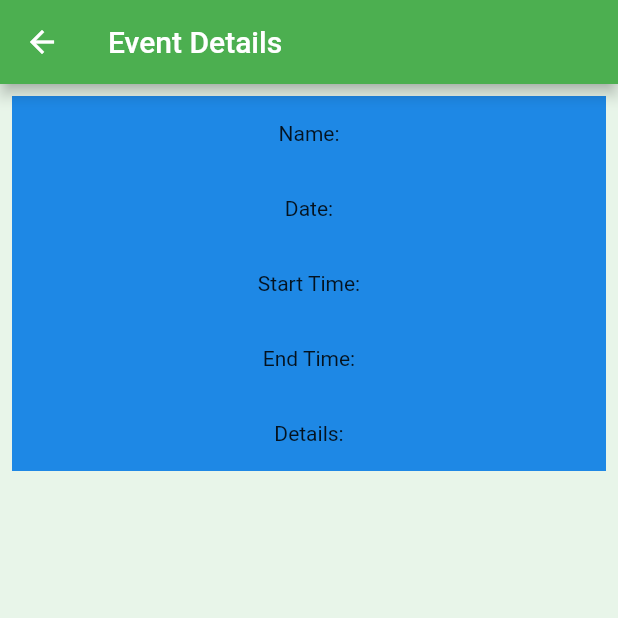
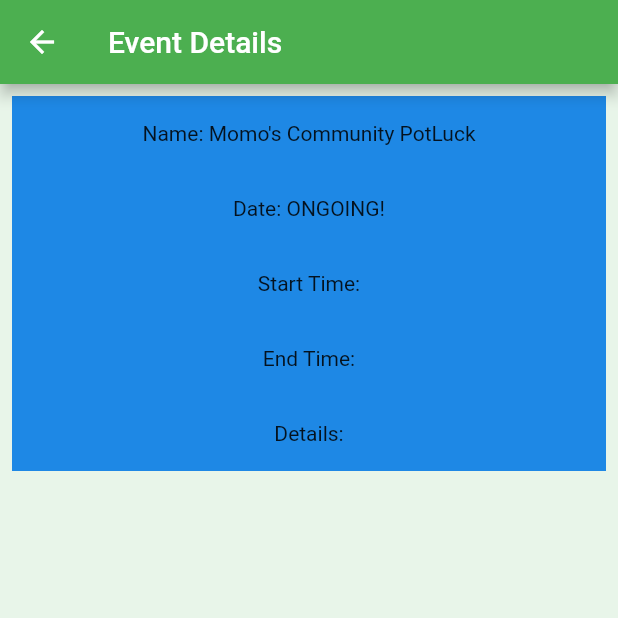
Before and after one commit to techlanta/LetsPlayAtl, a Flutter app: the EventList screen opened by its route, after a tap on "Momo's Community PotLuck", on a phone screen of 412 x 824 dp, the top half of it. Run offline on Flutter 3.47's test engine with Material 2 defaults, Android fonts, the phone set to English and light mode, and no system bars; missing offline and left inert: date_utils.

Commit message:
got event list working with an event object

```diff
--- a/lib/screens/eventDetails.dart
+++ b/lib/screens/eventDetails.dart
@@ -2,8 +2,8 @@ import 'package:flutter/material.dart';
 import 'package:lets_play_atl/model/Event.dart';
 
 class EventDetails extends StatefulWidget {
-  Event e;
-  EventDetails({this.e});
+  Event event;
+  EventDetails({this.event});
   @override
   _EventDetailsState createState() => _EventDetailsState();
 
@@ -12,6 +12,14 @@ class EventDetails extends StatefulWidget {
 class _EventDetailsState extends State<EventDetails> {
   @override
   Widget build(BuildContext context) {
+    Event event = ModalRoute.of(context).settings.arguments;
+    String name = event.name;
+    String date;
+    if (event.dateStart != null) {
+      date = event.dateStart.toString();
+    } else {
+      date = "ONGOING!";
+    }
     return new Scaffold(
       appBar: AppBar(
         title: Text("Event Details"),
@@ -31,14 +39,14 @@ class _EventDetailsState extends State<EventDetails> {
                 child: Container(
                   height: 50,
                   color: Colors.blue[600],
-                  child: const Center(child: Text('Name:')),
+                  child: Center(child: Text('Name: $name')),
                 ),),
               GestureDetector(
                 onTap: () {},
                 child: Container(
                   height: 50,
                   color: Colors.blue[600],
-                  child: const Center(child: Text('Date:')),
+                  child: Center(child: Text('Date: $date')),
                 ),),
               GestureDetector(
                 onTap: () {},
--- a/lib/screens/eventList.dart
+++ b/lib/screens/eventList.dart
@@ -31,7 +31,7 @@ class _EventListState extends State<EventList> {
                             itemBuilder: (BuildContext c, int index) {
                                 return GestureDetector(
                                     onTap: () {
-                                    Navigator.of(context).pushNamed('/eventDetails', );
+                                    Navigator.of(context).pushNamed('/eventDetails', arguments: events[index]);
                                     },
                                     child: Card(
                                         child: Column(
```
